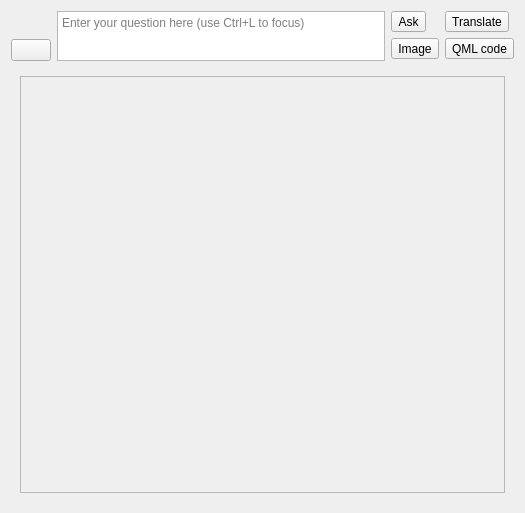
Before: the Qt Designer form galacteek/ui/forms/openai_discussion.ui in pinnaculum/galacteek, drawn with Qt 5.
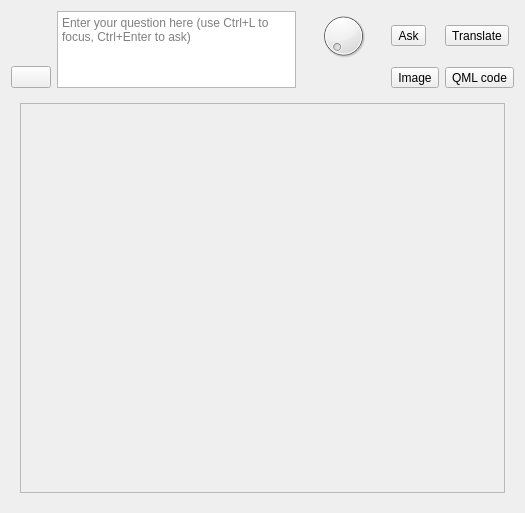
After: the same form once the commit is applied. Icons and pictures are not drawn.

Commit message:
ChatGPT: Add a QDial widget to control the text completion's temperature
[deploy]

```diff
--- a/galacteek/ui/forms/openai_discussion.ui
+++ b/galacteek/ui/forms/openai_discussion.ui
@@ -67,33 +67,13 @@
           </size>
          </property>
          <property name="placeholderText">
-          <string>Enter your question here (use Ctrl+L to focus)</string>
+          <string>Enter your question here (use Ctrl+L to focus, Ctrl+Enter to ask)</string>
          </property>
         </widget>
        </item>
        <item>
         <layout class="QGridLayout" name="gridLayout_2">
-         <item row="1" column="0">
-          <widget class="QToolButton" name="imageGenButton">
-           <property name="toolTip">
-            <string>&lt;html&gt;&lt;head/&gt;&lt;body&gt;&lt;p&gt;&lt;span style=&quot; font-size:11pt;&quot;&gt;Ask the chatbot to generate an image&lt;/span&gt;&lt;/p&gt;&lt;/body&gt;&lt;/html&gt;</string>
-           </property>
-           <property name="text">
-            <string>Image</string>
-           </property>
-           <property name="icon">
-            <iconset resource="../galacteek.qrc">
-             <normaloff>:/share/icons/mimetypes/image-png.png</normaloff>:/share/icons/mimetypes/image-png.png</iconset>
-           </property>
-           <property name="shortcut">
-            <string>Ctrl+I</string>
-           </property>
-           <property name="toolButtonStyle">
-            <enum>Qt::ToolButtonTextBesideIcon</enum>
-           </property>
-          </widget>
-         </item>
-         <item row="1" column="1">
+         <item row="1" column="2">
           <widget class="QToolButton" name="qmlGenButton">
            <property name="toolTip">
             <string>&lt;html&gt;&lt;head/&gt;&lt;body&gt;&lt;p&gt;&lt;span style=&quot; font-size:11pt;&quot;&gt;Ask the chatbot to &lt;/span&gt;&lt;span style=&quot; font-size:11pt; font-weight:600;&quot;&gt;generate the QML code&lt;/span&gt;&lt;span style=&quot; font-size:11pt;&quot;&gt; for this question, and &lt;/span&gt;&lt;span style=&quot; font-size:11pt; font-weight:600;&quot;&gt;load&lt;/span&gt;&lt;span style=&quot; font-size:11pt;&quot;&gt; the generated QML code with Qt Quick in a widget&lt;/span&gt;&lt;/p&gt;&lt;/body&gt;&lt;/html&gt;</string>
@@ -113,7 +93,27 @@
            </property>
           </widget>
          </item>
-         <item row="0" column="0">
+         <item row="1" column="1">
+          <widget class="QToolButton" name="imageGenButton">
+           <property name="toolTip">
+            <string>&lt;html&gt;&lt;head/&gt;&lt;body&gt;&lt;p&gt;&lt;span style=&quot; font-size:11pt;&quot;&gt;Ask the chatbot to generate an image&lt;/span&gt;&lt;/p&gt;&lt;/body&gt;&lt;/html&gt;</string>
+           </property>
+           <property name="text">
+            <string>Image</string>
+           </property>
+           <property name="icon">
+            <iconset resource="../galacteek.qrc">
+             <normaloff>:/share/icons/mimetypes/image-png.png</normaloff>:/share/icons/mimetypes/image-png.png</iconset>
+           </property>
+           <property name="shortcut">
+            <string>Ctrl+I</string>
+           </property>
+           <property name="toolButtonStyle">
+            <enum>Qt::ToolButtonTextBesideIcon</enum>
+           </property>
+          </widget>
+         </item>
+         <item row="0" column="1">
           <widget class="QToolButton" name="askButton">
            <property name="toolTip">
             <string>&lt;html&gt;&lt;head/&gt;&lt;body&gt;&lt;p&gt;&lt;span style=&quot; font-size:11pt;&quot;&gt;Ask the chatbot to answer (complete) a question&lt;/span&gt;&lt;/p&gt;&lt;/body&gt;&lt;/html&gt;</string>
@@ -133,7 +133,7 @@
            </property>
           </widget>
          </item>
-         <item row="0" column="1">
+         <item row="0" column="2">
           <widget class="QToolButton" name="tsButton">
            <property name="toolTip">
             <string>&lt;html&gt;&lt;head/&gt;&lt;body&gt;&lt;p&gt;&lt;span style=&quot; font-size:11pt;&quot;&gt;Ask the chatbot to &lt;/span&gt;&lt;span style=&quot; font-size:11pt; font-weight:600;&quot;&gt;translate&lt;/span&gt;&lt;span style=&quot; font-size:11pt;&quot;&gt; the input text to a certain language.&lt;/span&gt;&lt;/p&gt;&lt;/body&gt;&lt;/html&gt;</string>
@@ -156,6 +156,20 @@
            </property>
           </widget>
          </item>
+         <item row="0" column="0">
+          <widget class="QDial" name="temperatureDial">
+           <property name="toolTip">
+            <string>&lt;html&gt;&lt;head/&gt;&lt;body&gt;&lt;p&gt;&lt;span style=&quot; font-size:12pt;&quot;&gt;Temperature (for text completions).&lt;/span&gt;&lt;/p&gt;&lt;p&gt;&lt;span style=&quot; font-size:12pt;&quot;&gt;At lower temperatures, the chatbot will behave in a more focused and deterministic manner. Higher temperatures will produce more random output.&lt;/span&gt;&lt;/p&gt;&lt;/body&gt;&lt;/html&gt;</string>
+           </property>
+          </widget>
+         </item>
+         <item row="1" column="0" alignment="Qt::AlignHCenter">
+          <widget class="QLabel" name="tempLabel">
+           <property name="text">
+            <string/>
+           </property>
+          </widget>
+         </item>
         </layout>
        </item>
       </layout>
@@ -175,7 +189,7 @@
               <x>0</x>
               <y>0</y>
               <width>485</width>
-              <height>365</height>
+              <height>334</height>
              </rect>
             </property>
            </widget>
```
Left out of the diff: 2 changed lines with no effect on the pictures. The commit also changes 7 other files.
